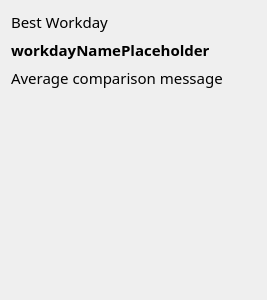
Above: qt_gui/ui/best_workday_widget.ui from ravenvz/SprintTimer before the change. Below: the same form after it.
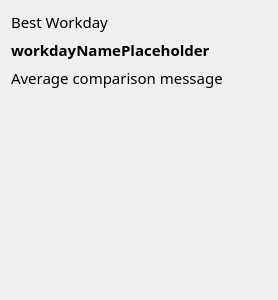
That is the form after the change. Custom widgets are drawn as their Qt base class.

Diff of the .ui file:
```diff
--- a/qt_gui/ui/best_workday_widget.ui
+++ b/qt_gui/ui/best_workday_widget.ui
@@ -6,7 +6,7 @@
    <rect>
     <x>0</x>
     <y>0</y>
-    <width>267</width>
+    <width>278</width>
     <height>300</height>
    </rect>
   </property>
```
Left out of the diff: 2 changed lines with no effect on the pictures.
